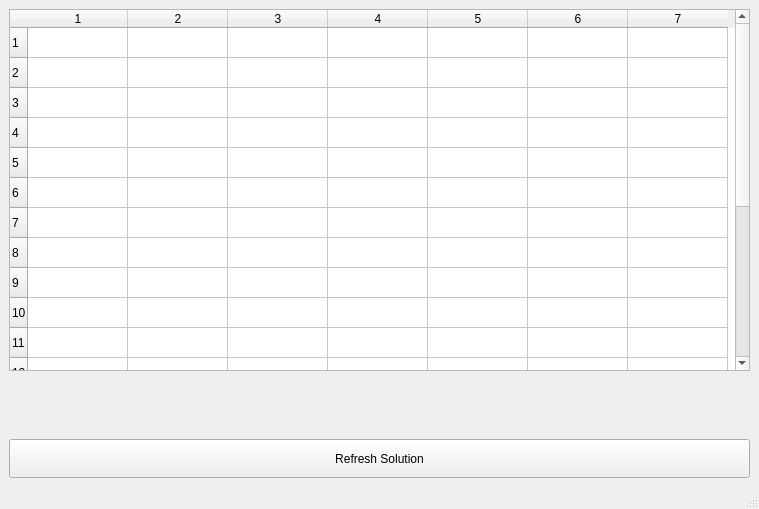
Above: ui/solution.ui from PlaviAjvar/Economic-Dispatching before the change. Below: the same form after it.
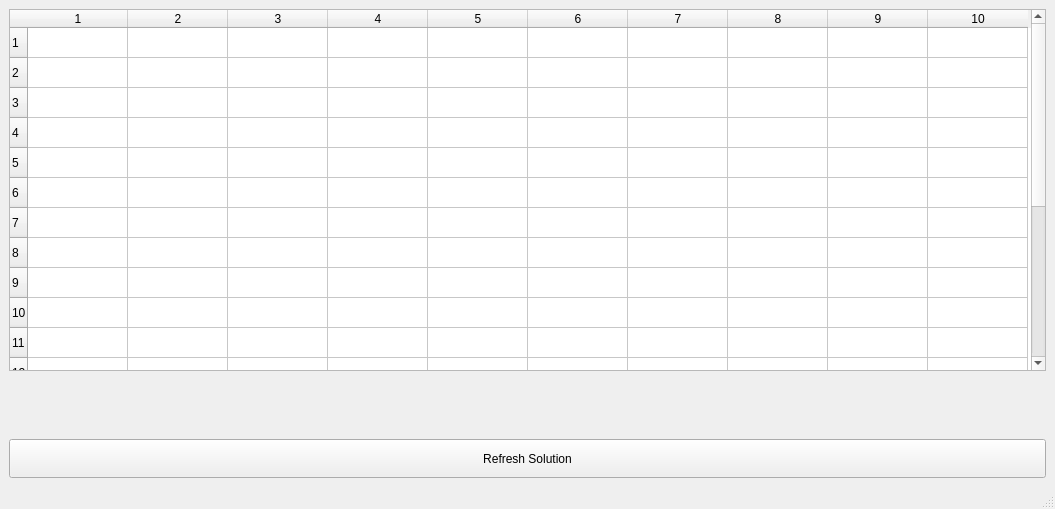
That is the form after the change.

```diff
--- a/ui/solution.ui
+++ b/ui/solution.ui
@@ -6,7 +6,7 @@
    <rect>
     <x>0</x>
     <y>0</y>
-    <width>759</width>
+    <width>1055</width>
     <height>509</height>
    </rect>
   </property>
@@ -21,7 +21,7 @@
        <number>20</number>
       </property>
       <property name="columnCount">
-       <number>7</number>
+       <number>10</number>
       </property>
       <row/>
       <row/>
@@ -50,6 +50,9 @@
       <column/>
       <column/>
       <column/>
+      <column/>
+      <column/>
+      <column/>
      </widget>
     </item>
     <item>
```
Left out of the diff: 2 changed lines with no effect on the pictures.
